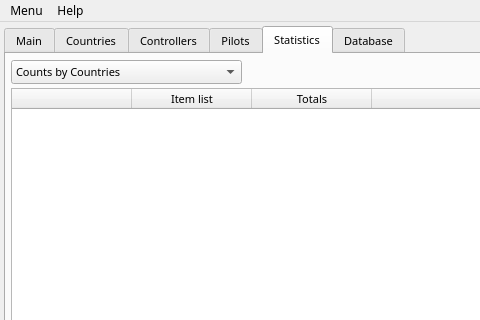
The window that QtUI/MainWindow_UI.ui (emper0r/IVAO-status) describes before a commit, drawn with Qt 5; both pictures show x 0 to 480 and y 0 to 320 of the 1024 by 690 pixel window.
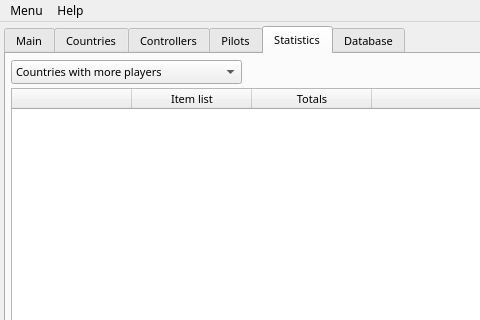
The same window after the commit. The open tabs and pages were chosen to show the change.

```diff
--- a/QtUI/MainWindow_UI.ui
+++ b/QtUI/MainWindow_UI.ui
@@ -1652,7 +1652,7 @@
       </property>
       <item>
        <property name="text">
-        <string notr="true">Counts by Countries</string>
+        <string notr="true">Countries with more players</string>
        </property>
       </item>
       <item>
```
Left out of the diff: 2 changed lines with no effect on the pictures.
